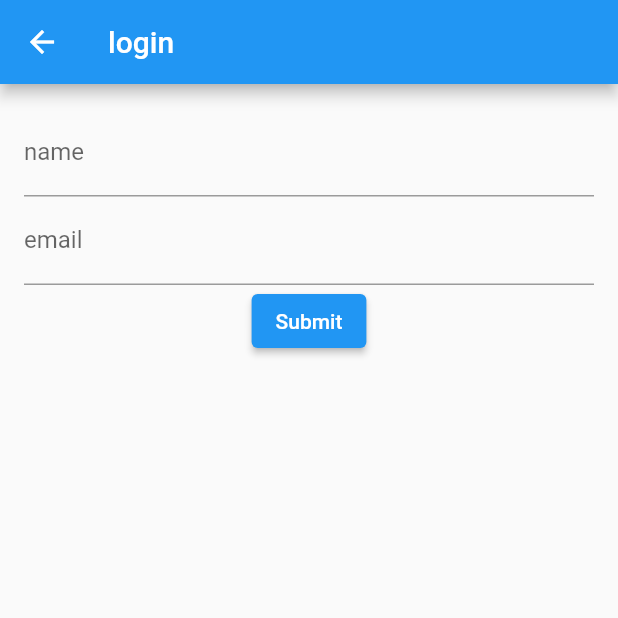
After one commit to tsukamoto1783/flutter_sample, a Flutter app: the TextFormFieldSample3 screen opened directly, on a phone screen of 412 x 824 dp, the top half of it. The commit adds this screen. Run offline on Flutter 3.47's test engine with Material 2 defaults, Android fonts, the phone set to English and light mode, and no system bars; our stand-ins replace dropdown_button2, firebase_core, fl_chart, flutter_hooks, flutter_riverpod, hooks_riverpod and 1 more; accounts and stored records are empty.

Commit message:
feat: TextFormFieldのサンプル追加

```diff
--- a/lib/main.dart
+++ b/lib/main.dart
@@ -2,6 +2,8 @@ import 'package:firebase_core/firebase_core.dart';
 import 'package:flutter/material.dart';
 import 'package:flutter_practice/presentation/fl_chart/line_chart_sample2.dart';
 import 'package:flutter_practice/presentation/test_widget/Picker.dart';
+import 'package:flutter_practice/presentation/test_widget/textFormFiled/textFormField4.dart';
+import 'package:flutter_practice/presentation/test_widget/textFormFiled/textFormField2.dart';
 import 'package:flutter_riverpod/flutter_riverpod.dart';
 import 'package:intl/date_symbol_data_local.dart';
 import 'presentation/Riverpod_sample/Riverpod_menu.dart';
--- /dev/null
+++ b/lib/presentation/test_widget/textFormFiled/textFormField3.dart
@@ -0,0 +1,79 @@
+import 'package:flutter/material.dart';
+
+/// 以下、上手く行かない例
+///
+class TextFormFieldSample3 extends StatefulWidget {
+  const TextFormFieldSample3({Key? key}) : super(key: key);
+
+  @override
+  State<TextFormFieldSample3> createState() => _TextFormFieldSampleState();
+}
+
+class _TextFormFieldSampleState extends State<TextFormFieldSample3> {
+  // TextFormFieldウィジェットを一意に識別するためのグローバルキーを作成
+  // NOTE:
+  // GlobalKeyをTextFormFieldに指定することはできるが、思ったような動作にはならない。（非推奨）
+  // 基本的にはGlobalKeyを用いてのフォーム管理はFromウィジェットで使用する。
+  final GlobalKey<FormState> _nameKey = GlobalKey<FormState>();
+  final GlobalKey<FormState> _emailKey = GlobalKey<FormState>();
+
+  @override
+  Widget build(BuildContext context) {
+    return Scaffold(
+      appBar: AppBar(
+        title: const Text('login'),
+      ),
+      body: Padding(
+        padding: const EdgeInsets.all(16.0),
+        child: Column(
+          children: [
+            TextFormField(
+              key: _nameKey,
+              decoration: const InputDecoration(
+                labelText: 'name',
+                hintText: 'Enter your name',
+              ),
+              validator: (value) {
+                if (value == null || value.isEmpty) {
+                  return 'Please enter some text';
+                }
+                return null;
+              },
+              onSaved: (value) {
+                print('The saved name is $value');
+              },
+            ),
+            TextFormField(
+              key: _emailKey,
+              decoration: const InputDecoration(
+                labelText: 'email',
+                hintText: 'Enter your email',
+              ),
+              validator: (value) {
+                if (value == null || value.isEmpty) {
+                  return 'Please enter some text';
+                }
+                return null;
+              },
+              onSaved: (value) {
+                print('The saved email is $value');
+              },
+            ),
+            ElevatedButton(
+              child: const Text('Submit'),
+              onPressed: () {
+                if (_nameKey.currentState!.validate()) {
+                  _nameKey.currentState?.save();
+
+                  ScaffoldMessenger.of(context).showSnackBar(
+                    const SnackBar(content: Text('Processing Data')),
+                  );
+                }
+              },
+            ),
+          ],
+        ),
+      ),
+    );
+  }
+}
--- a/lib/presentation/test_widget/textFormFiled/textFormFieldHome.dart
+++ b/lib/presentation/test_widget/textFormFiled/textFormFieldHome.dart
@@ -3,6 +3,9 @@ import 'package:flutter_practice/main.dart';
 import 'package:flutter_practice/presentation/test_widget/textFormFiled/textFormField1.dart';
 import 'package:flutter_practice/presentation/test_widget/textFormFiled/textFormField2.dart';
 import 'package:flutter_practice/presentation/test_widget/textFormFiled/textFormField3.dart';
+import 'package:flutter_practice/presentation/test_widget/textFormFiled/textFormField4.dart';
+import 'package:flutter_practice/presentation/test_widget/textFormFiled/textFormField5.dart';
+import 'package:flutter_practice/presentation/test_widget/textFormFiled/textFormField6.dart';
 
 // 画面遷移をする部分のコード
 class TextFormFieldHome extends StatelessWidget {
@@ -24,11 +27,23 @@ class TextFormFieldHome extends StatelessWidget {
               ),
               TextBtnNextPage(
                 btn_text: "TextFormField2",
-                page_name: const TextFormFieldSample2(),
+                page_name: TextFormFieldSample2(),
               ),
               TextBtnNextPage(
                 btn_text: "TextFormField3",
                 page_name: TextFormFieldSample3(),
+              ),
+              TextBtnNextPage(
+                btn_text: "TextFormField4",
+                page_name: const TextFormFieldSample4(),
+              ),
+              TextBtnNextPage(
+                btn_text: "TextFormField5",
+                page_name: const TextFormFieldSample5(),
+              ),
+              TextBtnNextPage(
+                btn_text: "TextFormField6",
+                page_name: const TextFormFieldSample6(),
               ),
             ],
           ),
```
Also changed, not shown: lib/presentation/fl_chart/line_chart_sample2.dart (+22 -54 lines), lib/presentation/test_widget/textFormFiled/textFormField4.dart (added, +60 -0 lines), lib/presentation/test_widget/textFormFiled/textFormField5.dart (added, +60 -0 lines), lib/presentation/test_widget/textFormFiled/textFormField6.dart (added, +68 -0 lines), pubspec.lock.
